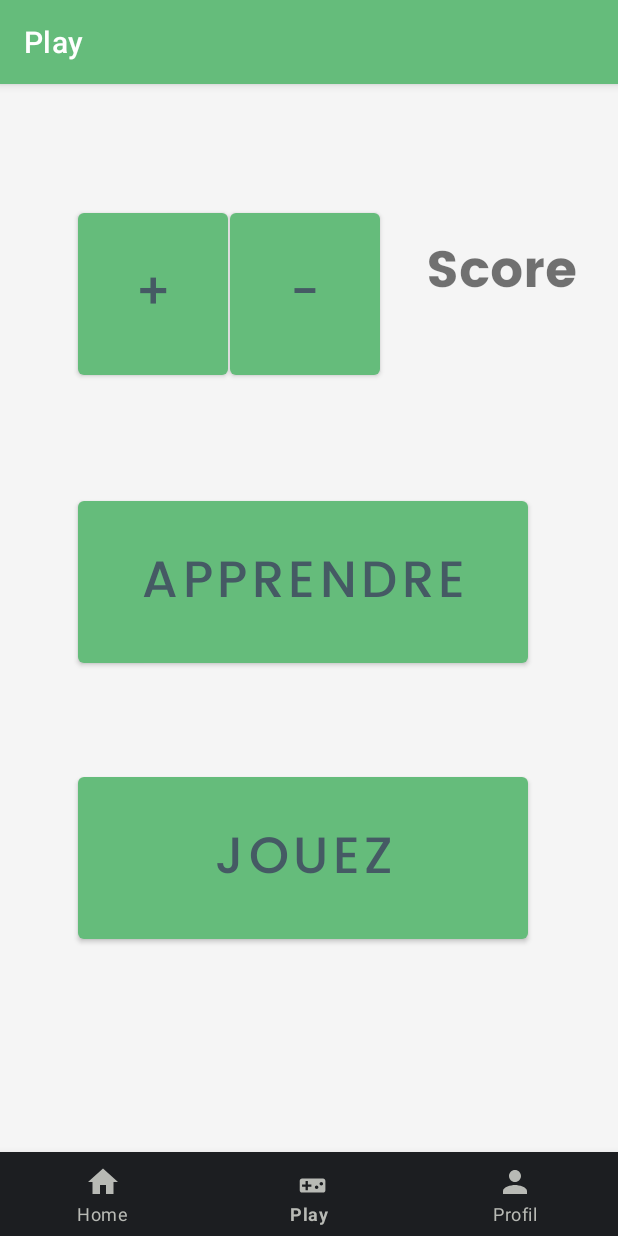
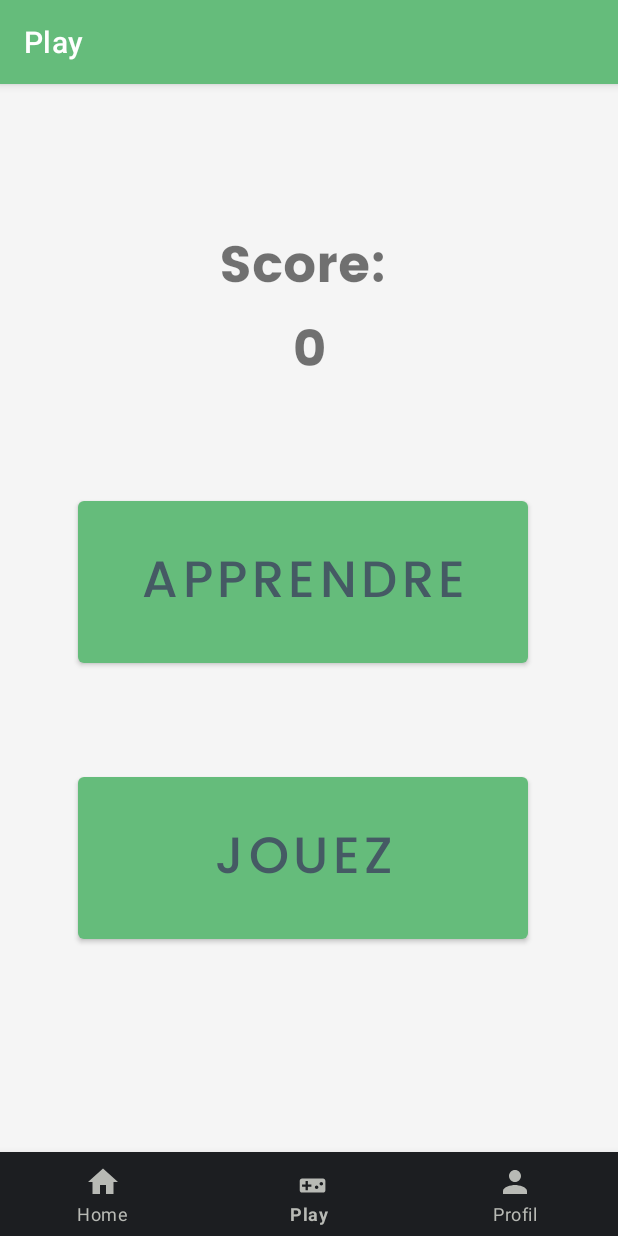
Before and after one commit to Cliffy57/2A_Projet_Tutor-_S3_2021-, an Android app: the DashboardFragment screen opened through its navigation route, on a phone screen of 412 x 824 dp. Run offline under Robolectric (Android 15) with nearby library versions, the phone set to English and light mode, and no system bars; our stand-ins replace navigation-ui.

Commit message:
Dernier version

```diff
--- a/app/src/main/java/com/example/grainedecopeauxmobile/MainActivity.java
+++ b/app/src/main/java/com/example/grainedecopeauxmobile/MainActivity.java
@@ -15,8 +15,6 @@ import android.widget.RadioButton;
 import android.widget.RadioGroup;
 import android.widget.TextView;
 import android.widget.Toast;
-
-
 
 import androidx.appcompat.app.AppCompatActivity;
 import androidx.constraintlayout.widget.ConstraintLayout;
@@ -221,6 +219,8 @@ public class MainActivity extends AppCompatActivity {
             else{
                 reponseVrai.setBackgroundResource(R.color.greenPastel);
                 radioButtonSelect.setBackgroundResource(R.color.red);
+                if (ProfilFragment.score !=0)
+                ProfilFragment.score = ProfilFragment.score -50;
             }
         }
 
@@ -241,15 +241,21 @@ public class MainActivity extends AppCompatActivity {
     }
 
 
-    public void onClickScorePlus(View view) {
+    /*public void onClickScorePlus(View view) {
+
         ProfilFragment.score= ProfilFragment.score +100;
-    }
+        DashboardFragment.textScore.setText("Score:\n "+ ProfilFragment.score);
+    }*/
 
-    public void onClickScoreMoins(View view)
+   /* public void onClickScoreMoins(View view)
     {
         if (ProfilFragment.score != 0)
+        {
             ProfilFragment.score = ProfilFragment.score -100;
-    }
+            DashboardFragment.textScore.setText("Score:\n "+ ProfilFragment.score);
+
+        }
+    }*/
     public void onClickAssemblage(View view){
         ConstraintLayout current_fragment=findViewById(R.id.fragment_cours);
         current_fragment.removeAllViews();
--- a/app/src/main/java/com/example/grainedecopeauxmobile/ui/dashboard/DashboardFragment.java
+++ b/app/src/main/java/com/example/grainedecopeauxmobile/ui/dashboard/DashboardFragment.java
@@ -8,18 +8,19 @@ import android.widget.Button;
 import android.widget.TextView;
 
 import androidx.annotation.NonNull;
-import androidx.annotation.Nullable;
 import androidx.fragment.app.Fragment;
-import androidx.lifecycle.Observer;
 import androidx.lifecycle.ViewModelProvider;
 
+import com.example.grainedecopeauxmobile.R;
 import com.example.grainedecopeauxmobile.databinding.FragmentDashboardBinding;
+import com.example.grainedecopeauxmobile.ui.profil.ProfilFragment;
 
 public class DashboardFragment extends Fragment {
     private Button boutonPlus;
     private Button boutonMoins;
     private DashboardViewModel dashboardViewModel;
     private FragmentDashboardBinding binding;
+    public static TextView textScore;
 
     public View onCreateView(@NonNull LayoutInflater inflater,
                              ViewGroup container, Bundle savedInstanceState) {
@@ -34,6 +35,15 @@ public class DashboardFragment extends Fragment {
         return root;
     }
 
+    @Override
+    public void onViewCreated(@NonNull View view,Bundle savedInstanceState)
+    {
+        textScore = (TextView)  getView().findViewById(R.id.text_score);
+        DashboardFragment.textScore.setText("Score:\n "+ ProfilFragment.score);
+
+
+    }
+
 
     @Override
     public void onDestroyView() {
--- a/app/src/main/java/com/example/grainedecopeauxmobile/ui/profil/ProfilFragment.java
+++ b/app/src/main/java/com/example/grainedecopeauxmobile/ui/profil/ProfilFragment.java
@@ -23,6 +23,7 @@ public class ProfilFragment extends Fragment {
     private ImageView imageRang;
     private TextView textNomBadge;
 
+
     public View onCreateView(@NonNull LayoutInflater inflater,
                              ViewGroup container, Bundle savedInstanceState) {
         profilViewModel =
@@ -37,6 +38,7 @@ public class ProfilFragment extends Fragment {
     @Override
     public void onViewCreated(@NonNull View view,Bundle savedInstanceState)
     {
+
         textNomRang= (TextView) getView().findViewById(R.id.text_rang);
         imageRang = (ImageView) getView().findViewById(R.id.img_rang);
         textNomBadge = (TextView) getView().findViewById(R.id.textDescritpionBadge);
--- a/app/src/main/res/layout/fragment_dashboard.xml
+++ b/app/src/main/res/layout/fragment_dashboard.xml
@@ -9,13 +9,13 @@
 
     <TextView
         android:id="@+id/text_score"
-        android:layout_width="140dp"
-        android:layout_height="85dp"
+        android:layout_width="406dp"
+        android:layout_height="145dp"
         android:layout_marginStart="8dp"
         android:layout_marginTop="8dp"
         android:layout_marginEnd="8dp"
         android:fontFamily="@font/poppins_bold"
-        android:text="Score"
+        android:text=""
         android:textAlignment="center"
         android:textSize="34sp"
         app:layout_constraintBottom_toBottomOf="parent"
@@ -24,36 +24,6 @@
         app:layout_constraintStart_toStartOf="parent"
         app:layout_constraintTop_toTopOf="parent"
         app:layout_constraintVertical_bias="0.054" />
-
-    <Button
-        android:id="@+id/button_score_moins"
-        android:layout_width="100dp"
-        android:layout_height="120dp"
-        android:layout_marginStart="153dp"
-        android:layout_marginTop="24dp"
-        android:checkable="true"
-        android:fontFamily="@font/poppins_medium"
-        android:onClick="onClickScoreMoins"
-        android:text="-"
-        android:textColor="#455A64"
-        android:textSize="34sp"
-        app:layout_constraintStart_toStartOf="parent"
-        app:layout_constraintTop_toTopOf="parent" />
-
-    <Button
-        android:id="@+id/button_score_plus"
-        android:layout_width="100dp"
-        android:layout_height="120dp"
-        android:layout_marginStart="52dp"
-        android:layout_marginTop="24dp"
-        android:checkable="true"
-        android:fontFamily="@font/poppins_medium"
-        android:onClick="onClickScorePlus"
-        android:text="+"
-        android:textColor="#455A64"
-        android:textSize="34sp"
-        app:layout_constraintStart_toStartOf="parent"
-        app:layout_constraintTop_toTopOf="parent" />
 
     <Button
         android:id="@+id/button_qcm"
```
